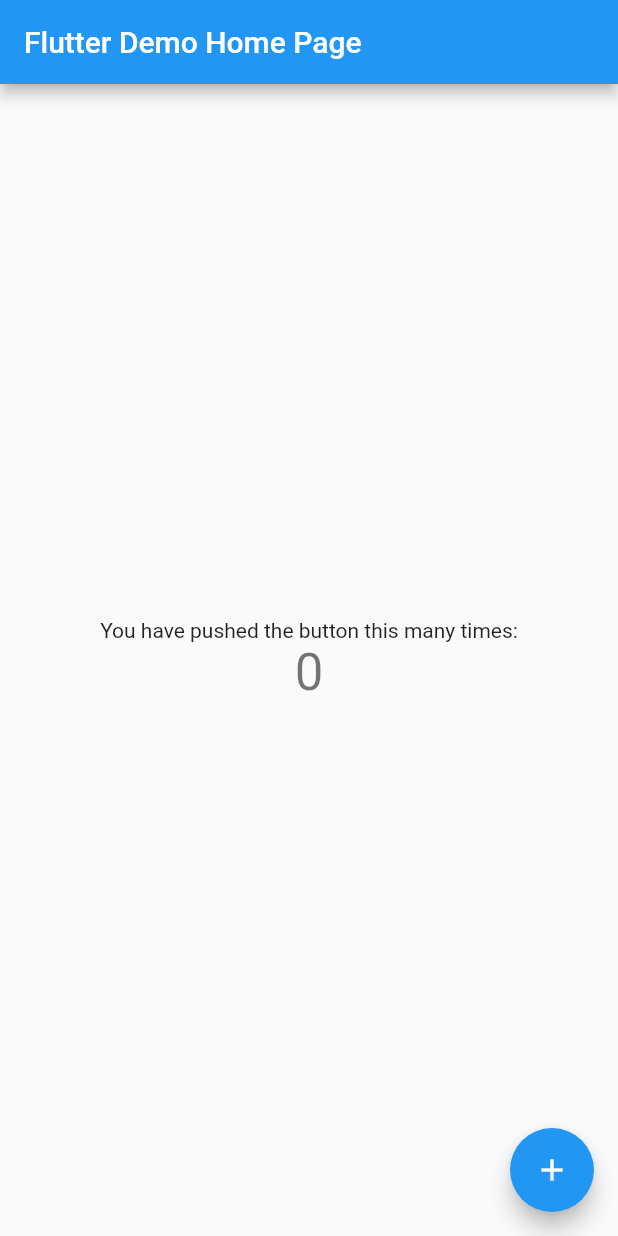
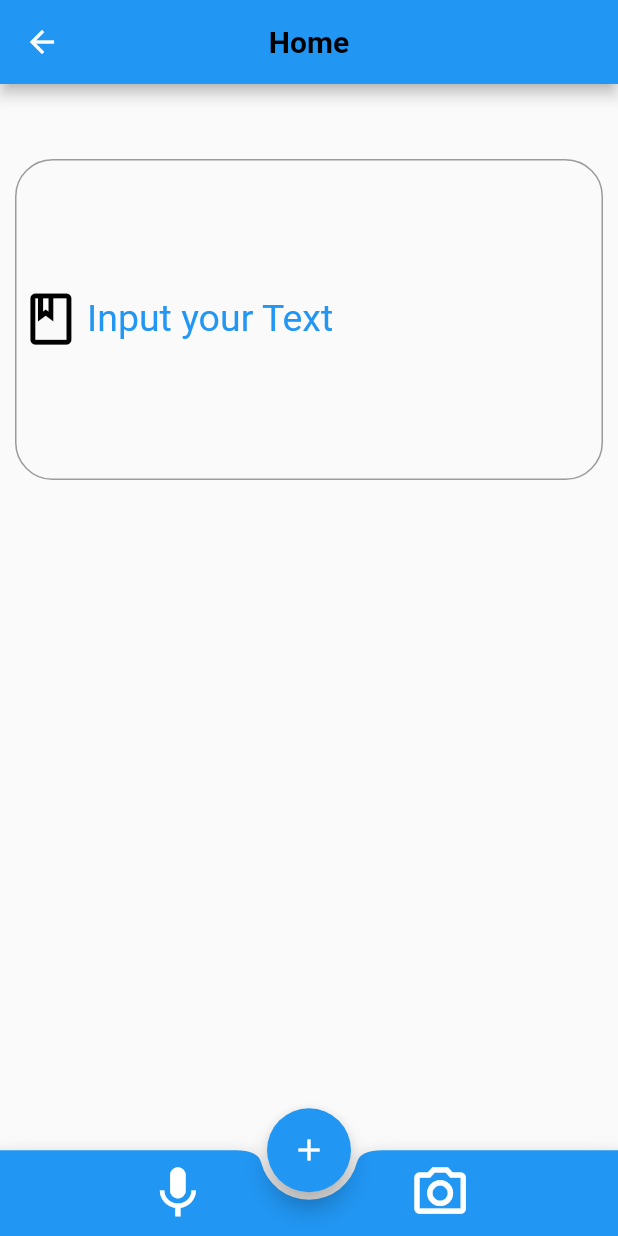
Before and after one commit to bhargav41/Book-Finder, a Flutter app: the screen it shows after launch, on a phone screen of 412 x 824 dp. Run offline on Flutter 3.47's test engine with Material 2 defaults, Android fonts, the phone set to English and light mode, and no system bars.

Commit message:
Add homepage

```diff
--- a/lib/homepage.dart
+++ b/lib/homepage.dart
@@ -0,0 +1,90 @@
+import 'package:flutter/material.dart';
+
+class Home extends StatefulWidget {
+  const Home({Key? key}) : super(key: key);
+
+  @override
+  _HomeState createState() => _HomeState();
+}
+
+class _HomeState extends State<Home> {
+  @override
+  Widget build(BuildContext context) {
+    return Scaffold(
+      resizeToAvoidBottomInset: false,
+      appBar: AppBar(
+          title: const Text('Home',
+              style:
+                  TextStyle(fontWeight: FontWeight.bold, color: Colors.black)),
+          centerTitle: true,
+          leading:
+              IconButton(icon: const Icon(Icons.arrow_back), onPressed: () {})),
+      body: ListView(
+        children: [
+          Padding(
+            padding: const EdgeInsets.fromLTRB(10, 50, 10, 0),
+            child: TextFormField(
+              minLines: 6,
+              keyboardType: TextInputType.multiline,
+              maxLines: null,
+              decoration: InputDecoration(
+                  prefixIcon: Padding(
+                    padding: const EdgeInsets.all(0.0),
+                    child: Icon(Icons.book_outlined,
+                        size: MediaQuery.of(context).size.height / 20,
+                        color: Colors.black),
+                  ),
+                  labelText: "Input your Text",
+                  border: const OutlineInputBorder(
+                      borderRadius: BorderRadius.all(Radius.circular(25.0))),
+                  labelStyle: const TextStyle(color: Colors.blue)),
+              // textAlign: TextAlign.center,
+              style: const TextStyle(
+                color: Colors.black,
+                fontSize: 25.0,
+              ),
+            ),
+          )
+        ],
+      ),
+      floatingActionButton: FloatingActionButton(
+        onPressed: () {},
+        child: const Icon(Icons.add),
+      ),
+      floatingActionButtonLocation: FloatingActionButtonLocation.centerDocked,
+      bottomNavigationBar: BottomAppBar(
+        color: Colors.blue,
+        shape: const CircularNotchedRectangle(),
+        notchMargin: 5,
+        child: Row(
+          mainAxisSize: MainAxisSize.max,
+          mainAxisAlignment: MainAxisAlignment.spaceBetween,
+          children: <Widget>[
+            Padding(
+              padding: const EdgeInsets.fromLTRB(90, 0, 0, 0),
+              child: IconButton(
+                iconSize: MediaQuery.of(context).size.height / 20,
+                icon: const Icon(
+                  Icons.mic,
+                  color: Colors.white,
+                ),
+                onPressed: () {},
+              ),
+            ),
+            Padding(
+              padding: const EdgeInsets.fromLTRB(0, 0, 90, 0),
+              child: IconButton(
+                iconSize: MediaQuery.of(context).size.height / 20,
+                icon: const Icon(
+                  Icons.camera_alt_outlined,
+                  color: Colors.white,
+                ),
+                onPressed: () {},
+              ),
+            ),
+          ],
+        ),
+      ),
+    );
+  }
+}
--- a/lib/main.dart
+++ b/lib/main.dart
@@ -1,115 +1,9 @@
 import 'package:flutter/material.dart';
 
+import 'homepage.dart';
+
 void main() {
-  runApp(const MyApp());
+  runApp(MaterialApp(initialRoute: '/', routes: {
+    '/': (context) => const Home(),
+  }));
 }
-
-class MyApp extends StatelessWidget {
-  const MyApp({Key? key}) : super(key: key);
-
-  // This widget is the root of your application.
-  @override
-  Widget build(BuildContext context) {
-    return MaterialApp(
-      title: 'Flutter Demo',
-      theme: ThemeData(
-        // This is the theme of your application.
-        //
-        // Try running your application with "flutter run". You'll see the
-        // application has a blue toolbar. Then, without quitting the app, try
-        // changing the primarySwatch below to Colors.green and then invoke
-        // "hot reload" (press "r" in the console where you ran "flutter run",
-        // or simply save your changes to "hot reload" in a Flutter IDE).
-        // Notice that the counter didn't reset back to zero; the application
-        // is not restarted.
-        primarySwatch: Colors.blue,
-      ),
-      home: const MyHomePage(title: 'Flutter Demo Home Page'),
-    );
-  }
-}
-
-class MyHomePage extends StatefulWidget {
-  const MyHomePage({Key? key, required this.title}) : super(key: key);
-
-  // This widget is the home page of your application. It is stateful, meaning
-  // that it has a State object (defined below) that contains fields that affect
-  // how it looks.
-
-  // This class is the configuration for the state. It holds the values (in this
-  // case the title) provided by the parent (in this case the App widget) and
-  // used by the build method of the State. Fields in a Widget subclass are
-  // always marked "final".
-
-  final String title;
-
-  @override
-  State<MyHomePage> createState() => _MyHomePageState();
-}
-
-class _MyHomePageState extends State<MyHomePage> {
-  int _counter = 0;
-
-  void _incrementCounter() {
-    setState(() {
-      // This call to setState tells the Flutter framework that something has
-      // changed in this State, which causes it to rerun the build method below
-      // so that the display can reflect the updated values. If we changed
-      // _counter without calling setState(), then the build method would not be
-      // called again, and so nothing would appear to happen.
-      _counter++;
-    });
-  }
-
-  @override
-  Widget build(BuildContext context) {
-    // This method is rerun every time setState is called, for instance as done
-    // by the _incrementCounter method above.
-    //
-    // The Flutter framework has been optimized to make rerunning build methods
-    // fast, so that you can just rebuild anything that needs updating rather
-    // than having to individually change instances of widgets.
-    return Scaffold(
-      appBar: AppBar(
-        // Here we take the value from the MyHomePage object that was created by
-        // the App.build method, and use it to set our appbar title.
-        title: Text(widget.title),
-      ),
-      body: Center(
-        // Center is a layout widget. It takes a single child and positions it
-        // in the middle of the parent.
-        child: Column(
-          // Column is also a layout widget. It takes a list of children and
-          // arranges them vertically. By default, it sizes itself to fit its
-          // children horizontally, and tries to be as tall as its parent.
-          //
-          // Invoke "debug painting" (press "p" in the console, choose the
-          // "Toggle Debug Paint" action from the Flutter Inspector in Android
-          // Studio, or the "Toggle Debug Paint" command in Visual Studio Code)
-          // to see the wireframe for each widget.
-          //
-          // Column has various properties to control how it sizes itself and
-          // how it positions its children. Here we use mainAxisAlignment to
-          // center the children vertically; the main axis here is the vertical
-          // axis because Columns are vertical (the cross axis would be
-          // horizontal).
-          mainAxisAlignment: MainAxisAlignment.center,
-          children: <Widget>[
-            const Text(
-              'You have pushed the button this many times:',
-            ),
-            Text(
-              '$_counter',
-              style: Theme.of(context).textTheme.headline4,
-            ),
-          ],
-        ),
-      ),
-      floatingActionButton: FloatingActionButton(
-        onPressed: _incrementCounter,
-        tooltip: 'Increment',
-        child: const Icon(Icons.add),
-      ), // This trailing comma makes auto-formatting nicer for build methods.
-    );
-  }
-}
```
Also changed, not shown: 1 other file.
